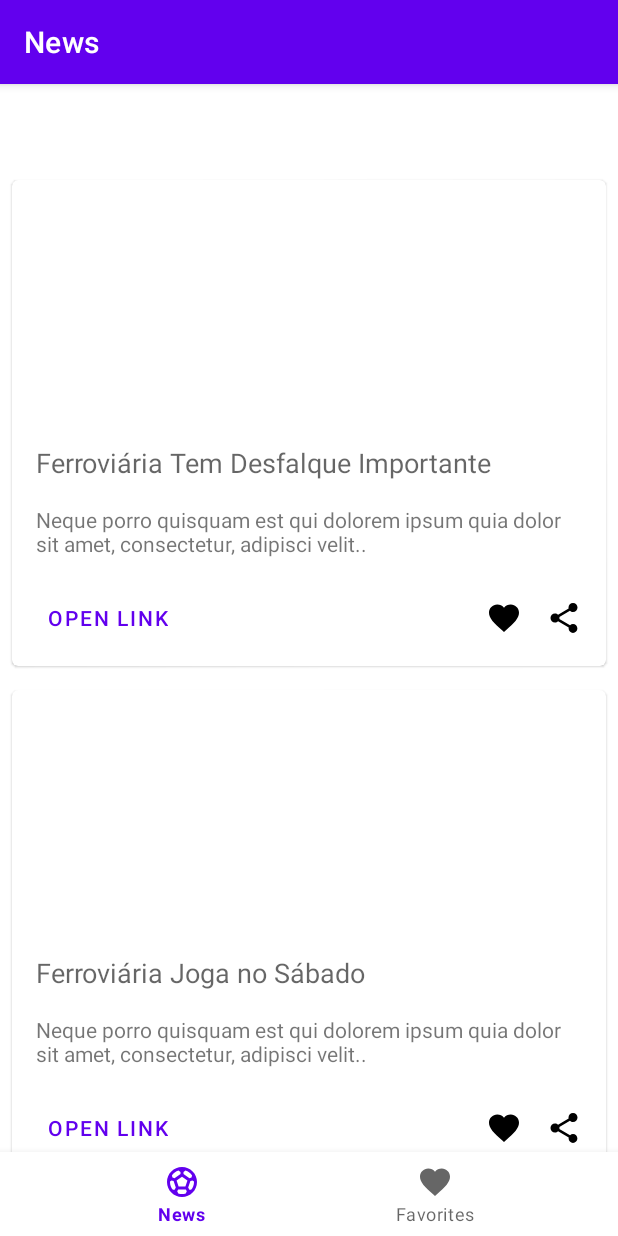
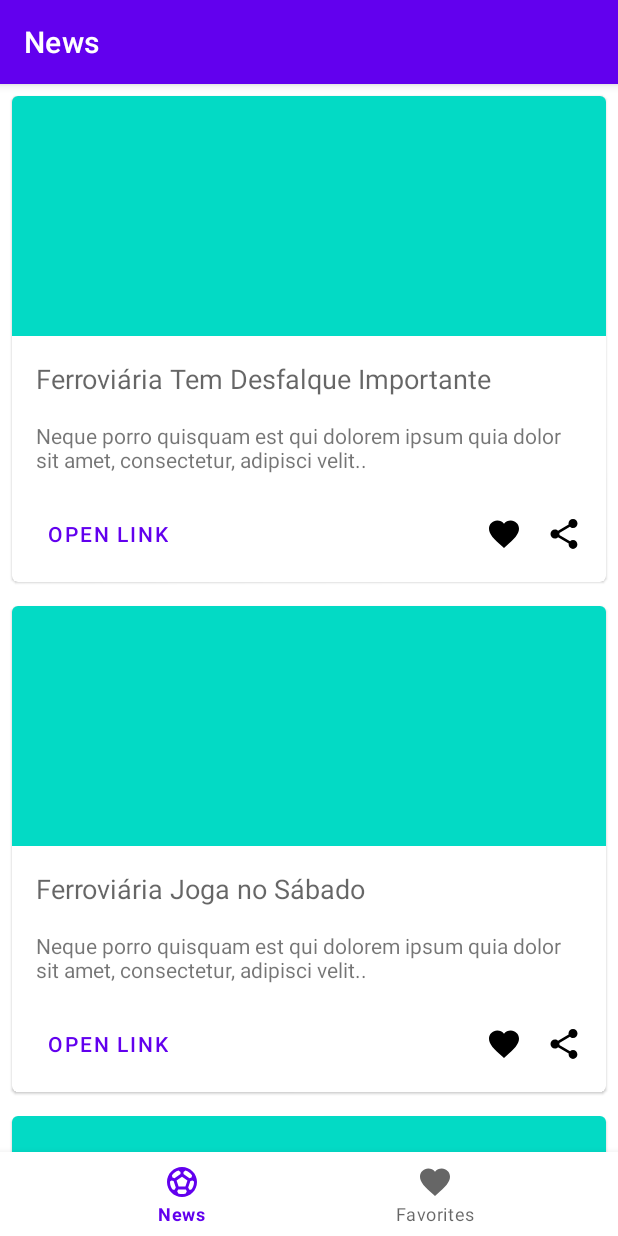
Before and after one commit to RafaelKamada/soccer-news-app, an Android app: the screen it shows after launch (MainActivity), on a phone screen of 412 x 824 dp. Run offline under Robolectric (Android 15) with nearby library versions, the phone set to English and light mode, and no system bars; our stand-ins replace navigation-ui.

Commit message:
Ajuste na formação de RecicleView e adicionando efeito ripple

```diff
--- a/app/src/main/res/layout/activity_main.xml
+++ b/app/src/main/res/layout/activity_main.xml
@@ -3,8 +3,7 @@
     xmlns:app="http://schemas.android.com/apk/res-auto"
     android:id="@+id/container"
     android:layout_width="match_parent"
-    android:layout_height="match_parent"
-    android:paddingTop="?attr/actionBarSize">
+    android:layout_height="match_parent">
 
     <com.google.android.material.bottomnavigation.BottomNavigationView
         android:id="@+id/nav_view"
@@ -22,7 +21,7 @@
         android:id="@+id/nav_host_fragment_activity_main"
         android:name="androidx.navigation.fragment.NavHostFragment"
         android:layout_width="match_parent"
-        android:layout_height="match_parent"
+        android:layout_height="0dp"
         app:defaultNavHost="true"
         app:layout_constraintBottom_toTopOf="@id/nav_view"
         app:layout_constraintLeft_toLeftOf="parent"
--- a/app/src/main/res/layout/news_item.xml
+++ b/app/src/main/res/layout/news_item.xml
@@ -15,6 +15,7 @@
             android:layout_width="0dp"
             android:layout_height="@dimen/news_image_height"
             android:contentDescription="@string/cd_news_image"
+            android:src="@color/teal_200"
             app:layout_constraintEnd_toEndOf="parent"
             app:layout_constraintStart_toStartOf="parent"
             app:layout_constraintTop_toTopOf="parent"
@@ -63,22 +64,29 @@
             android:layout_width="wrap_content"
             android:layout_height="wrap_content"
             android:layout_marginEnd="@dimen/default_margin"
+            android:background="?attr/selectableItemBackgroundBorderless"
+            android:clickable="true"
             android:contentDescription="@string/cd_favorite_icon"
+            android:focusable="true"
             app:layout_constraintBottom_toBottomOf="@+id/btOpenLink"
             app:layout_constraintEnd_toStartOf="@+id/ivShare"
             app:layout_constraintTop_toTopOf="@+id/btOpenLink"
-            app:srcCompat="@drawable/ic_favorite_black_24dp" />
+            app:srcCompat="@drawable/ic_favorite_black_24dp"/>
+            <!--Referência para efeito de Ripple https://stackoverflow.com/questions/33477025/how-to-set-a-ripple-effect-on-textview-or-imageview-on-android -->
 
         <ImageView
             android:id="@+id/ivShare"
             android:layout_width="wrap_content"
             android:layout_height="wrap_content"
             android:layout_marginEnd="@dimen/default_margin"
+            android:background="?attr/selectableItemBackgroundBorderless"
+            android:clickable="true"
             android:contentDescription="@string/cd_share_icon"
+            android:focusable="true"
             app:layout_constraintBottom_toBottomOf="@+id/btOpenLink"
             app:layout_constraintEnd_toEndOf="parent"
             app:layout_constraintTop_toTopOf="@+id/btOpenLink"
-            app:srcCompat="@drawable/ic_share_black_24dp" />
+            app:srcCompat="@drawable/ic_share_black_24dp"/>
 
     </androidx.constraintlayout.widget.ConstraintLayout>
 </com.google.android.material.card.MaterialCardView>
```
